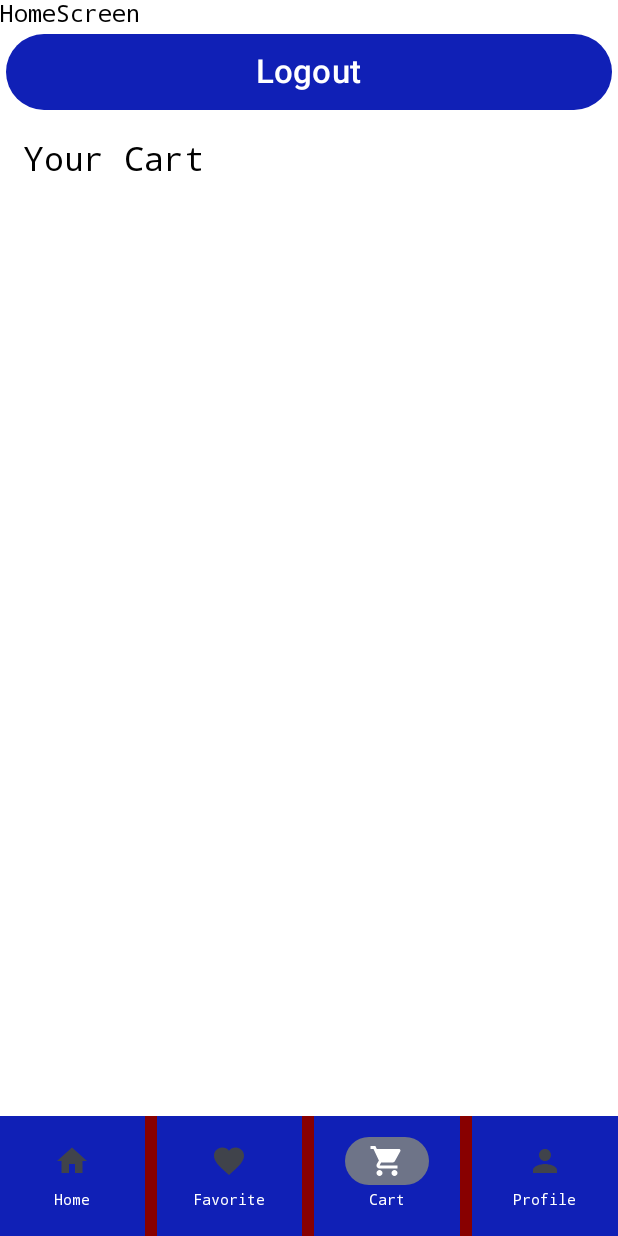
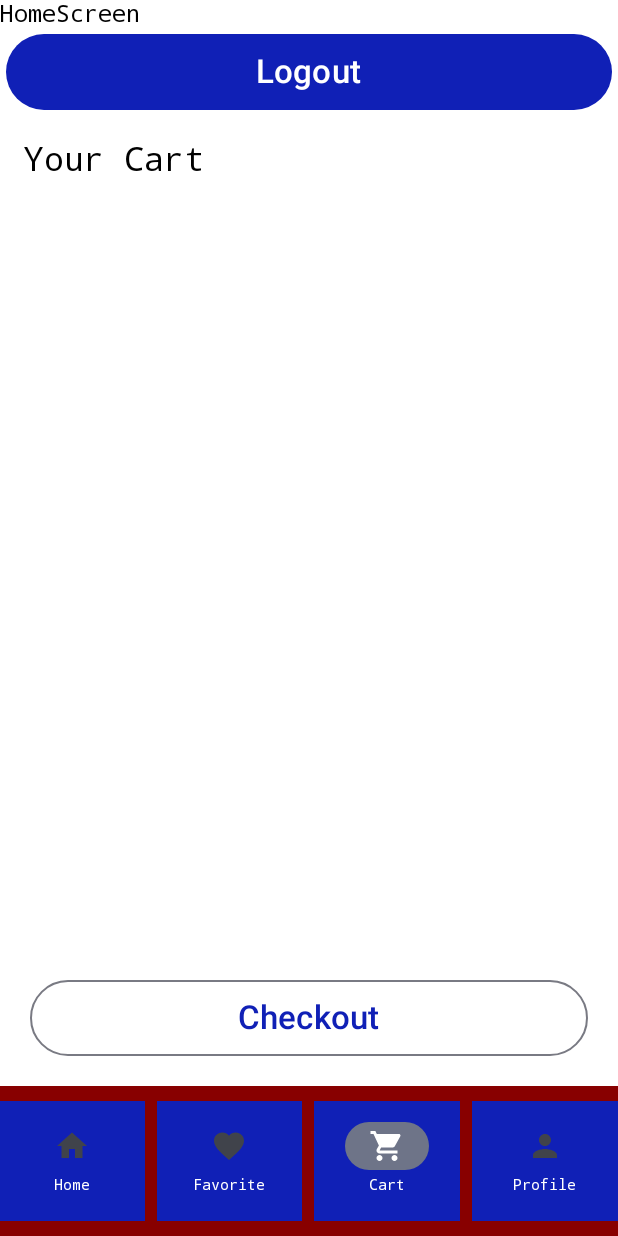
Before and after one commit to gupta123456priyanka/EcommApp, an Android app built with Jetpack Compose: the composable AppNavGraph shown on its own in the app's theme, item 3 of the bottom bar chosen, on a phone screen of 412 x 824 dp. Run offline under Robolectric (Android 15) with nearby library versions, the phone set to English and light mode, and no system bars; our stand-ins replace Dagger/Hilt's generated code, Firebase (no records; nobody signed in at launch, a user with empty details on screens opened directly); libraries missing offline, so code that uses them is left out: com.tbuonomo.viewpagerdotsindicator; 4 statements that could not run were skipped.

Commit message:
checkout btn

```diff
--- a/app/src/main/java/com/self/ecom/AppNavGraph.kt
+++ b/app/src/main/java/com/self/ecom/AppNavGraph.kt
@@ -81,7 +81,8 @@ fun AppNavGraph(modifier: Modifier = Modifier) {
                         removeAll = true
                     )
 
-                })
+                },
+                onClickCheckout = {})
         }
         composable(route = Screens.Signup_Screen.route) {
             SignupScreen(
--- a/app/src/main/java/com/self/ecom/MainActivity.kt
+++ b/app/src/main/java/com/self/ecom/MainActivity.kt
@@ -12,6 +12,7 @@ import androidx.compose.material3.Text
 import androidx.compose.runtime.Composable
 import androidx.compose.ui.Modifier
 import androidx.compose.ui.tooling.preview.Preview
+import androidx.compose.ui.unit.dp
 import com.self.ecom.ui.theme.EcommAppTheme
 import com.self.ecom.ui.theme.White
 //import dagger.hilt.android.AndroidEntryPoint
--- a/app/src/main/java/com/self/ecom/pages/CartPage.kt
+++ b/app/src/main/java/com/self/ecom/pages/CartPage.kt
@@ -4,6 +4,7 @@ import android.annotation.SuppressLint
 import androidx.compose.foundation.background
 import androidx.compose.foundation.clickable
 import androidx.compose.foundation.layout.Arrangement
+import androidx.compose.foundation.layout.Box
 import androidx.compose.foundation.layout.Column
 import androidx.compose.foundation.layout.Row
 import androidx.compose.foundation.layout.Spacer
@@ -39,6 +40,7 @@ import androidx.compose.ui.unit.sp
 import com.google.firebase.Firebase
 import com.google.firebase.auth.FirebaseAuth
 import com.google.firebase.firestore.firestore
+import com.self.ecom.component.ButtonComponent
 import com.self.ecom.component.IconButtonComposable
 import com.self.ecom.component.ImageComponent
 import com.self.ecom.component.SpacerComponent
@@ -54,7 +56,8 @@ fun CartPage(
     modifier: Modifier = Modifier,
     onClickAddToCart: (String) -> Unit,
     onClickRemoveFromCart: (String) -> Unit,
-    onClickRemoveAllCart: (String) -> Unit
+    onClickRemoveAllCart: (String) -> Unit,
+    onClickCheckout: () -> Unit
 ) {
     var usermodel by remember { mutableStateOf(UserModel()) }
 
@@ -82,30 +85,54 @@ fun CartPage(
                }
            }*/
     }
+    Box(
+        modifier = Modifier
+            .fillMaxSize()
+            .padding(16.dp
+//                , bottom = 150.dp
+            )
+    ) {
         Column(
             modifier = Modifier
                 .fillMaxSize()
-            .background(White)
-            .padding(16.dp)
+                .padding(bottom = 70.dp) // reserve space for the button
         ) {
-        TextComponentH2Black(textVal = "Your Cart  ")
+            TextComponentH2Black(textVal = "Your Cart")
+
             LazyColumn(
                 modifier = Modifier
-                .fillMaxSize()
-                .background(White)
-                .padding(4.dp),
+                    .fillMaxSize(), // fills remaining space
                 verticalArrangement = Arrangement.spacedBy(8.dp)
             ) {
-            // it.first means first param i.e. productId
-            items(usermodel.cartItems.toList(), key = {it.first}) { (productId, qty) ->
+                items(usermodel.cartItems.toList(), key = { it.first }) { (productId, qty) ->
                     CartItemView(
-                    modifier = Modifier, productId = productId,
-                    qty = qty, onClickAddToCart = onClickAddToCart,
+                        modifier = Modifier,
+                        productId = productId,
+                        qty = qty,
+                        onClickAddToCart = onClickAddToCart,
                         onClickCategory = {},
                         onClickRemoveFromCart = onClickRemoveFromCart,
-                    onClickRemoveAllCart = onClickRemoveAllCart
+                        onClickRemoveAllCart = onClickRemoveAllCart,
+                        onClickCheckout = onClickCheckout
                     )
                 }
+            }
+        }
+
+        // Sticky Button at bottom
+        Column(
+            modifier = Modifier
+                .align(Alignment.BottomCenter)
+                .fillMaxWidth()
+                .background( White)
+                .padding(top = 8.dp)
+        ) {
+            ButtonComponent(
+                textVal = "Checkout",
+                isFilled = false,
+                onClick = onClickCheckout,
+                isEnabled = true,
+            )
         }
     }
 }
@@ -117,7 +144,8 @@ fun CartItemView(
     onClickCategory: (String) -> Unit,
     onClickAddToCart: (String) -> Unit,
     onClickRemoveFromCart: (String) -> Unit,
-    onClickRemoveAllCart: (String) -> Unit
+    onClickRemoveAllCart: (String) -> Unit,
+    onClickCheckout: () -> Unit
 ) {
     var productModel by remember {
         mutableStateOf(ProductModel())
@@ -147,9 +175,12 @@ fun CartItemView(
             contentColor = MaterialTheme.colorScheme.primary
         )
     ) {
-        Row(modifier = Modifier.padding(8.dp), verticalAlignment = Alignment.CenterVertically) {
-
-
+        Row(
+            modifier = Modifier
+                .fillMaxWidth(1f)
+                .padding(8.dp),
+            verticalAlignment = Alignment.CenterVertically
+        ) {
             ImageComponent(
                 url = productModel.images.firstOrNull(),
                 modifier = Modifier
@@ -226,4 +257,6 @@ fun CartItemView(
             )
         }
     }
+
+    SpacerComponent(heightVal = 10.dp)
 }
--- a/app/src/main/java/com/self/ecom/screens/HomeScreen.kt
+++ b/app/src/main/java/com/self/ecom/screens/HomeScreen.kt
@@ -4,6 +4,7 @@ import androidx.compose.foundation.background
 import androidx.compose.foundation.layout.Column
 import androidx.compose.foundation.layout.fillMaxSize
 import androidx.compose.foundation.layout.fillMaxWidth
+import androidx.compose.foundation.layout.height
 import androidx.compose.foundation.layout.padding
 import androidx.compose.material.icons.Icons
 import androidx.compose.material.icons.filled.Favorite
@@ -34,6 +35,7 @@ import com.self.ecom.pages.FavouritePage
 import com.self.ecom.pages.HomePage
 import com.self.ecom.pages.ProfilePage
 import com.self.ecom.ui.theme.Blue30
+import com.self.ecom.ui.theme.Pink40
 import com.self.ecom.ui.theme.Red
 
 @Composable
@@ -42,15 +44,16 @@ fun HomeScreen(
     onClickCategory: (CategoryModel) -> Unit,
     onClickAddToCart: (String) -> Unit,
     onClickRemoveFromCart: (String) -> Unit,
-    onClickRemoveAllCart: (String) -> Unit
+    onClickRemoveAllCart: (String) -> Unit,
+    onClickCheckout: () -> Unit
 ) {
     var selectedIndex by remember { mutableStateOf(0) }
     var context = LocalContext.current
-    Scaffold(bottomBar = {
+    Scaffold(modifier = Modifier.background(Pink40).fillMaxSize(),bottomBar = {
         NavigationBar(
             containerColor = Red,
             tonalElevation = 0.dp,
-            modifier = Modifier.fillMaxWidth()
+            modifier = Modifier.fillMaxWidth().height(100.dp)
         ) {
             listOfNavItems().forEachIndexed { index, item ->
                 NavigationBarItem(
@@ -71,12 +74,15 @@ fun HomeScreen(
     }) { innerPadding ->
         ContentScreen(
             logoutClick = logoutClick,
-            modifier = Modifier.padding(innerPadding),
+            modifier = Modifier.padding(innerPadding)
+                .background(BG_COLOR)
+            ,
             selectedIndex = selectedIndex,
             onClickCategory = onClickCategory,
             onClickRemoveFromCart = onClickRemoveFromCart,
             onClickAddToCart = onClickAddToCart,
-            onClickRemoveAllCart = onClickRemoveAllCart
+            onClickRemoveAllCart = onClickRemoveAllCart,
+            onClickCheckout = onClickCheckout
         )
     }
 }
@@ -96,12 +102,13 @@ fun ContentScreen(
     onClickCategory: (CategoryModel) -> Unit,
     onClickAddToCart: (String) -> Unit,
     onClickRemoveFromCart: (String) -> Unit,
-    onClickRemoveAllCart: (String) -> Unit
+    onClickRemoveAllCart: (String) -> Unit,
+    onClickCheckout: () -> Unit
 ) {
     Column(
-        Modifier
+        modifier
             .fillMaxSize()
-            .background(BG_COLOR)
+//            .background(BG_COLOR)
     ) {
         TextComponent(textVal = "HomeScreen")
         ButtonComponent(
@@ -114,7 +121,8 @@ fun ContentScreen(
                 modifier,
                 onClickAddToCart = onClickAddToCart,
                 onClickRemoveFromCart = onClickRemoveFromCart,
-                onClickRemoveAllCart = onClickRemoveAllCart
+                onClickRemoveAllCart = onClickRemoveAllCart,
+                onClickCheckout = onClickCheckout
             )
 
             3 -> ProfilePage(modifier)
```
Lines whose indentation alone changed are shown as unchanged.
